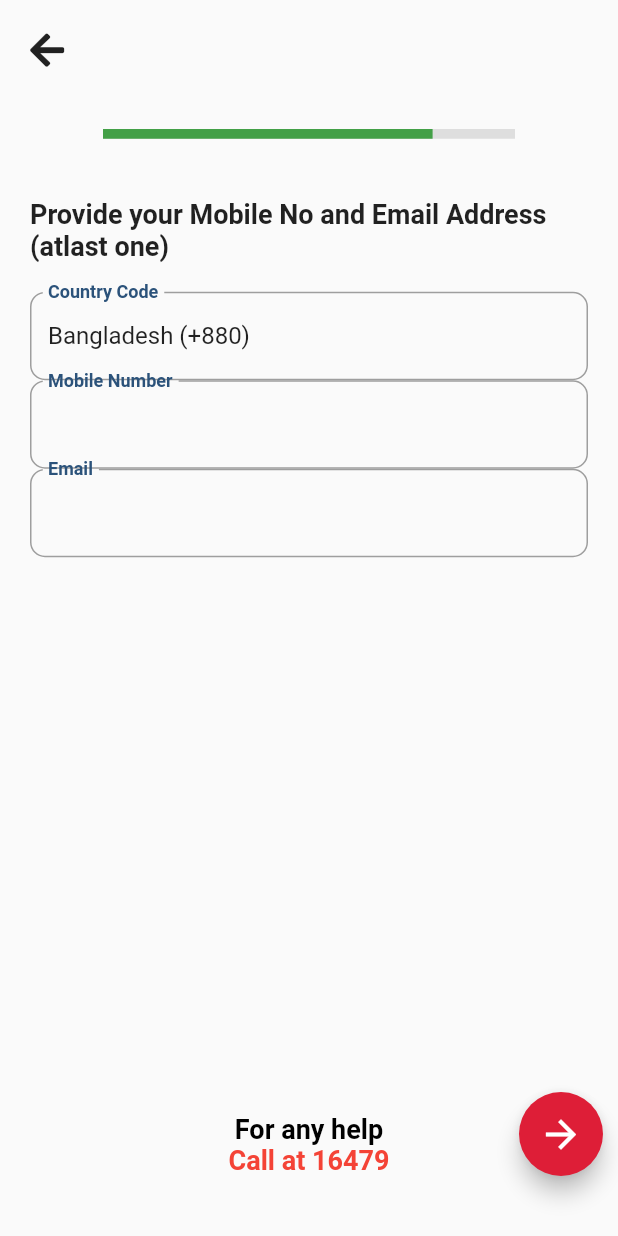
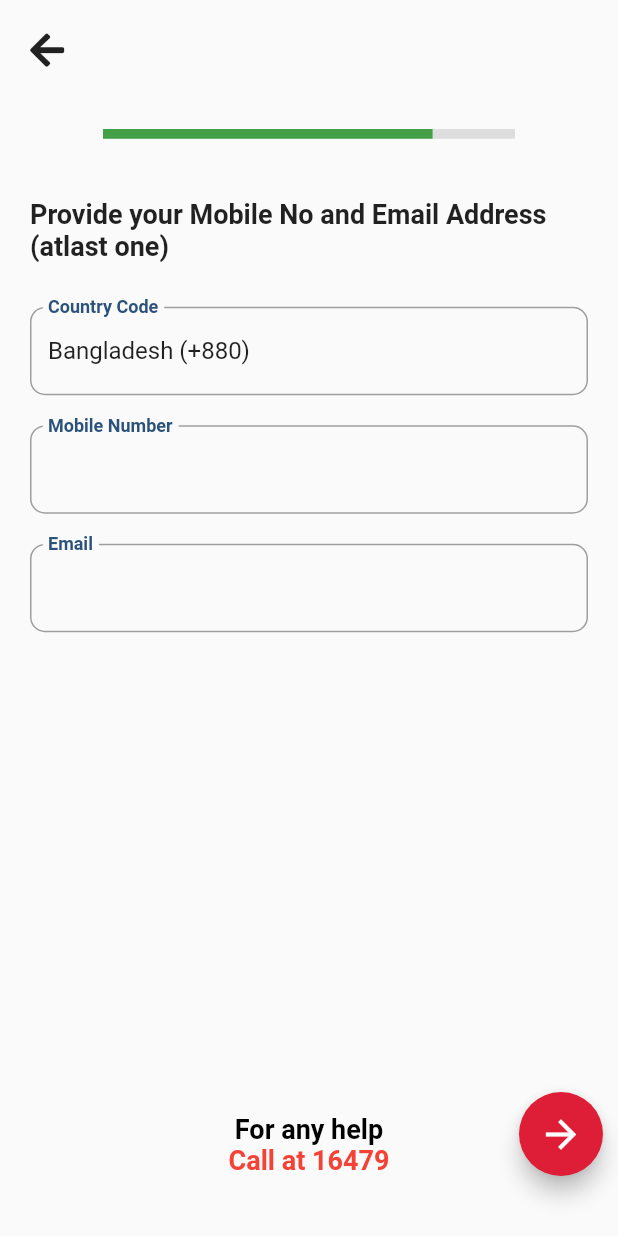
Before and after one commit to sajibAdhi/pencilbox_ui_app_batch21, a Flutter app: the ContactPage screen opened directly, on a phone screen of 412 x 824 dp. Run offline on Flutter 3.47's test engine with Material 2 defaults, Android fonts, the phone set to English and light mode, and no system bars; our stand-ins replace font_awesome_flutter.

Commit message:
CustomTextFromField Dixed

```diff
--- a/lib/widgets/custom_text_from_field.dart
+++ b/lib/widgets/custom_text_from_field.dart
@@ -15,6 +15,9 @@
     );
 
     return Container(
+      margin: EdgeInsets.symmetric(
+        vertical: 10,
+      ),
       child: TextFormField(
         initialValue: initialValue,
         decoration: InputDecoration(
```
